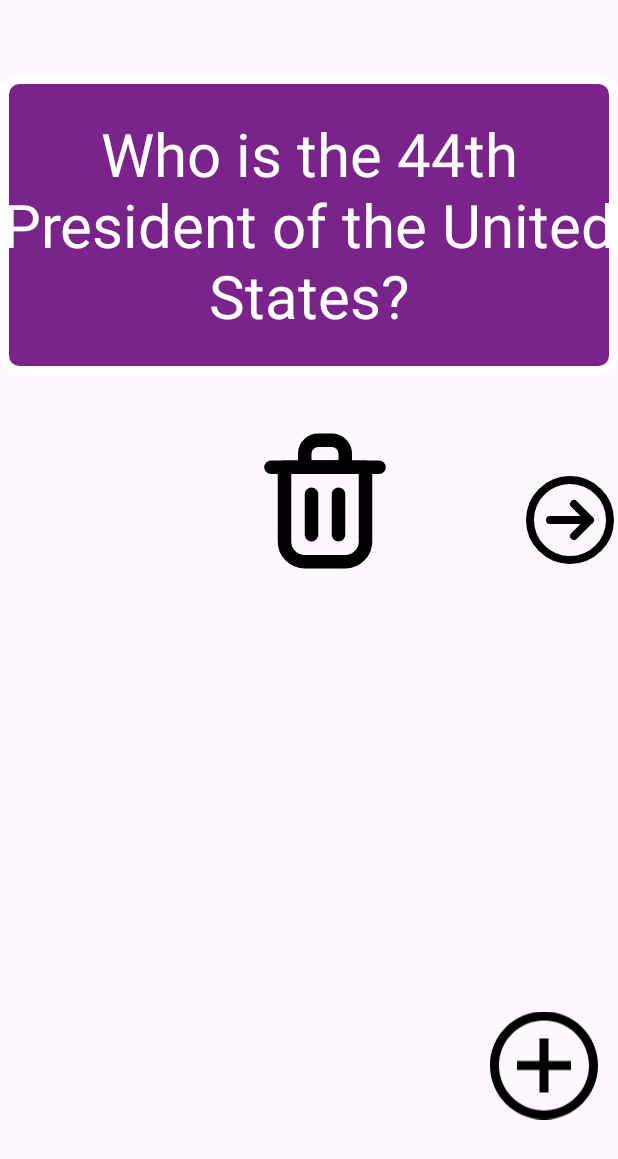
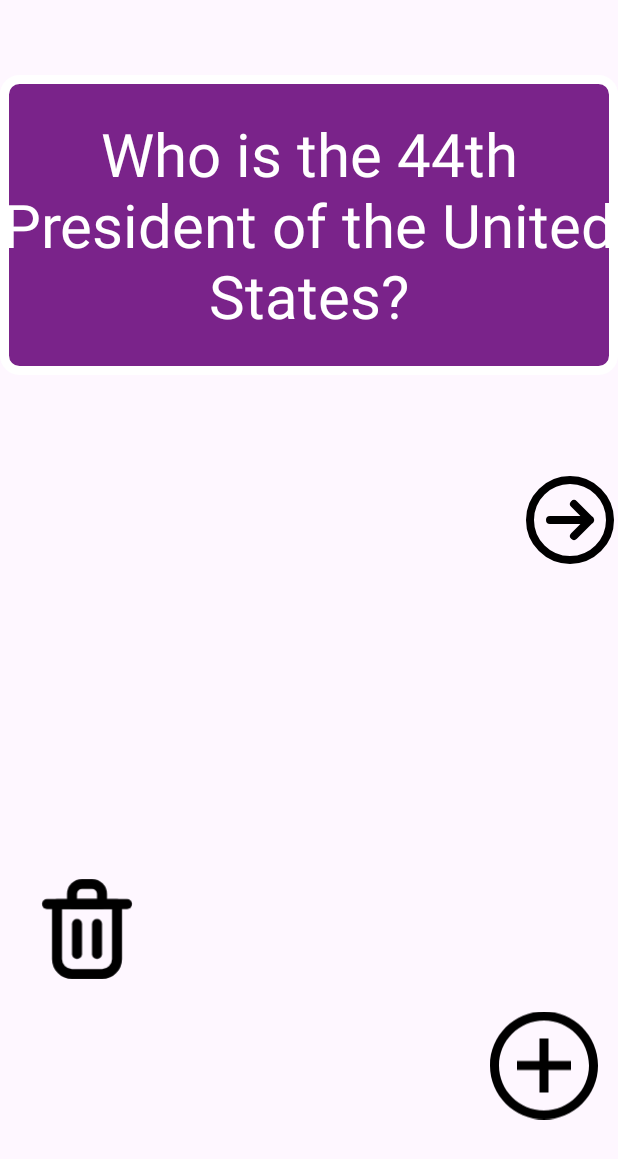
Before and after one commit to Augustinjeanfils/FlashcardApp, an Android app: the screen it shows after launch (MainActivity), on a phone screen of 412 x 824 dp. Shown: the top 1159 px of the screen. Run offline under Robolectric (Android 15) with nearby library versions, the phone set to English and light mode, and no system bars; 3 statements that could not run were skipped.

Commit message:
add trash button

```diff
--- a/app/src/main/res/layout/activity_main.xml
+++ b/app/src/main/res/layout/activity_main.xml
@@ -53,12 +53,12 @@
 
     <ImageView
         android:id="@+id/delete_btn"
-        android:layout_width="wrap_content"
-        android:layout_height="wrap_content"
+        android:layout_width="80dp"
+        android:layout_height="80dp"
         android:layout_alignParentTop="true"
         android:layout_alignParentEnd="true"
-        android:layout_marginTop="280dp"
-        android:layout_marginEnd="141dp"
+        android:layout_marginTop="579dp"
+        android:layout_marginEnd="314dp"
         app:srcCompat="@drawable/delete_foreground" />
 
 </RelativeLayout>
```
